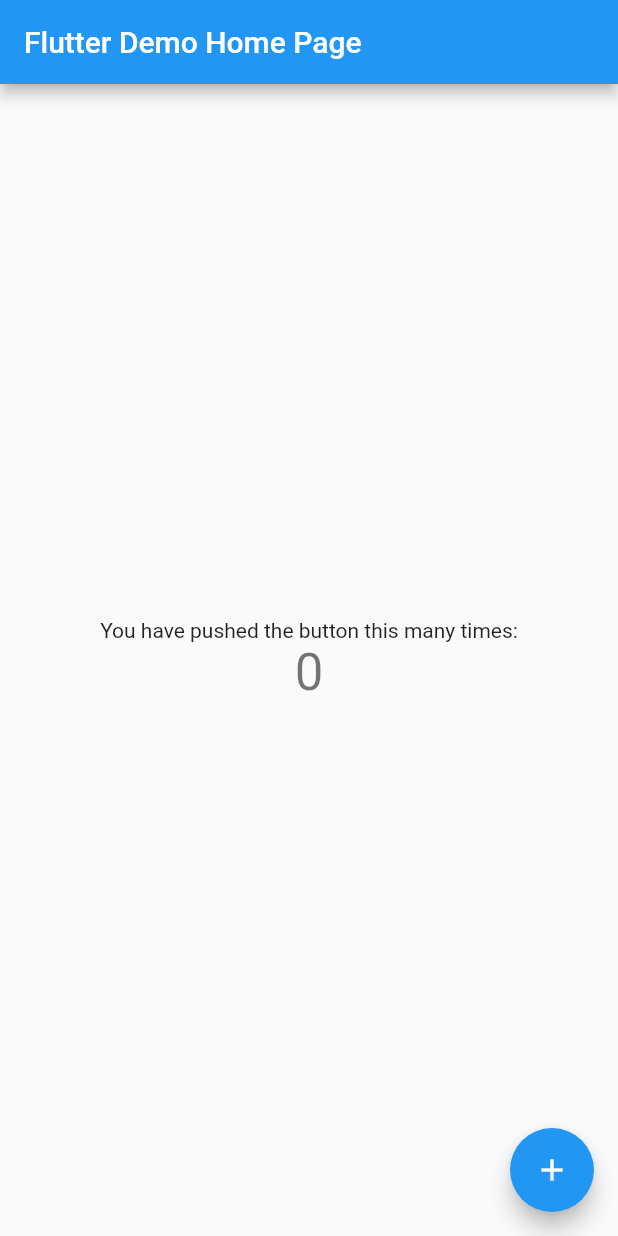
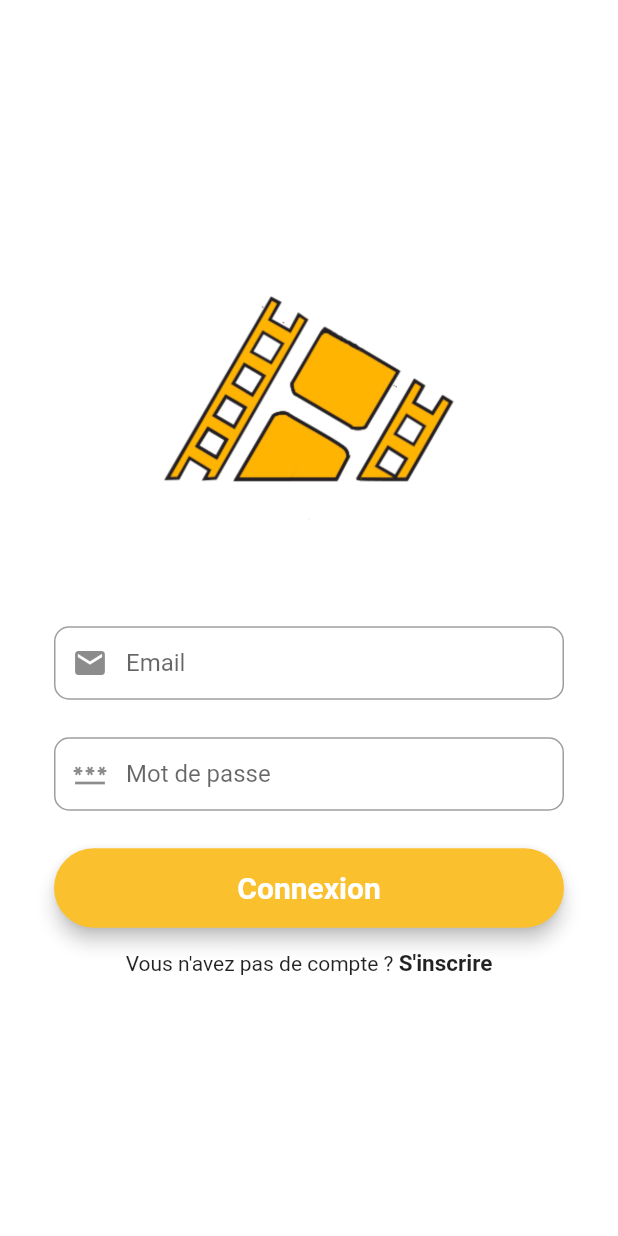
Before and after one commit to touggani/mobile-2021, a Flutter app: the screen it shows after launch, on a phone screen of 412 x 824 dp. Run offline on Flutter 3.47's test engine with Material 2 defaults, Android fonts, the phone set to English and light mode, and no system bars.

Commit message:
login page

```diff
--- a/mobileapp/lib/main.dart
+++ b/mobileapp/lib/main.dart
@@ -1,4 +1,5 @@
 import 'package:flutter/material.dart';
+import 'package:mobileapp/screens/login.dart';
 
 void main() {
   runApp(MyApp());
@@ -20,94 +21,9 @@ class MyApp extends StatelessWidget {
         // or simply save your changes to "hot reload" in a Flutter IDE).
         // Notice that the counter didn't reset back to zero; the application
         // is not restarted.
-        primarySwatch: Colors.blue,
+        primarySwatch: Colors.orange,
       ),
-      home: MyHomePage(title: 'Flutter Demo Home Page'),
+      home: Login(),
     );
   }
 }
-
-class MyHomePage extends StatefulWidget {
-  MyHomePage({Key? key, required this.title}) : super(key: key);
-
-  // This widget is the home page of your application. It is stateful, meaning
-  // that it has a State object (defined below) that contains fields that affect
-  // how it looks.
-
-  // This class is the configuration for the state. It holds the values (in this
-  // case the title) provided by the parent (in this case the App widget) and
-  // used by the build method of the State. Fields in a Widget subclass are
-  // always marked "final".
-
-  final String title;
-
-  @override
-  _MyHomePageState createState() => _MyHomePageState();
-}
-
-class _MyHomePageState extends State<MyHomePage> {
-  int _counter = 0;
-
-  void _incrementCounter() {
-    setState(() {
-      // This call to setState tells the Flutter framework that something has
-      // changed in this State, which causes it to rerun the build method below
-      // so that the display can reflect the updated values. If we changed
-      // _counter without calling setState(), then the build method would not be
-      // called again, and so nothing would appear to happen.
-      _counter++;
-    });
-  }
-
-  @override
-  Widget build(BuildContext context) {
-    // This method is rerun every time setState is called, for instance as done
-    // by the _incrementCounter method above.
-    //
-    // The Flutter framework has been optimized to make rerunning build methods
-    // fast, so that you can just rebuild anything that needs updating rather
-    // than having to individually change instances of widgets.
-    return Scaffold(
-      appBar: AppBar(
-        // Here we take the value from the MyHomePage object that was created by
-        // the App.build method, and use it to set our appbar title.
-        title: Text(widget.title),
-      ),
-      body: Center(
-        // Center is a layout widget. It takes a single child and positions it
-        // in the middle of the parent.
-        child: Column(
-          // Column is also a layout widget. It takes a list of children and
-          // arranges them vertically. By default, it sizes itself to fit its
-          // children horizontally, and tries to be as tall as its parent.
-          //
-          // Invoke "debug painting" (press "p" in the console, choose the
-          // "Toggle Debug Paint" action from the Flutter Inspector in Android
-          // Studio, or the "Toggle Debug Paint" command in Visual Studio Code)
-          // to see the wireframe for each widget.
-          //
-          // Column has various properties to control how it sizes itself and
-          // how it positions its children. Here we use mainAxisAlignment to
-          // center the children vertically; the main axis here is the vertical
-          // axis because Columns are vertical (the cross axis would be
-          // horizontal).
-          mainAxisAlignment: MainAxisAlignment.center,
-          children: <Widget>[
-            Text(
-              'You have pushed the button this many times:',
-            ),
-            Text(
-              '$_counter',
-              style: Theme.of(context).textTheme.headline4,
-            ),
-          ],
-        ),
-      ),
-      floatingActionButton: FloatingActionButton(
-        onPressed: _incrementCounter,
-        tooltip: 'Increment',
-        child: Icon(Icons.add),
-      ), // This trailing comma makes auto-formatting nicer for build methods.
-    );
-  }
-}
--- /dev/null
+++ b/mobileapp/lib/screens/login.dart
@@ -0,0 +1,118 @@
+import 'package:flutter/material.dart';
+import 'package:mobileapp/screens/registration.dart';
+
+class Login extends StatefulWidget {
+  const Login({ Key? key }) : super(key: key);
+
+  @override
+  _LoginState createState() => _LoginState();
+}
+
+class _LoginState extends State<Login> {
+
+  final _formKey = GlobalKey<FormState>();
+  final TextEditingController emailController = new TextEditingController();
+  final TextEditingController passwordController = new TextEditingController();
+
+
+  @override
+  Widget build(BuildContext context) {
+
+    final emailField = TextFormField(
+      autofocus: false,
+      controller: emailController,
+      keyboardType: TextInputType.emailAddress,
+      onSaved: (value){
+        emailController.text = value!;
+      },
+      textInputAction: TextInputAction.next,
+      decoration: InputDecoration(
+        prefixIcon: Icon(Icons.mail),
+        contentPadding: EdgeInsets.fromLTRB(20, 15, 20, 15),
+        hintText: "Email",
+        border: OutlineInputBorder(
+          borderRadius: BorderRadius.circular(10)
+        )
+      ),
+    );
+
+    final passwordField = TextFormField(
+      autofocus: false,
+      controller: passwordController,
+      obscureText: true,
+      onSaved: (value){
+        passwordController.text = value!;
+      },
+      textInputAction: TextInputAction.next,
+      decoration: InputDecoration(
+        prefixIcon: Icon(Icons.password),
+        contentPadding: EdgeInsets.fromLTRB(20, 15, 20, 15),
+        hintText: "Mot de passe",
+        border: OutlineInputBorder(
+          borderRadius: BorderRadius.circular(10)
+        )
+      ),
+    );
+
+    final loginButton = Material(
+      elevation: 5,
+      borderRadius: BorderRadius.circular(30),
+      color: Colors.yellow.shade700,
+      child: MaterialButton(
+        padding: EdgeInsets.fromLTRB(20, 15, 20, 15),
+        minWidth: MediaQuery.of(context).size.width,
+        onPressed: (){},
+        child: Text(
+          "Connexion",
+          textAlign: TextAlign.center,
+          style: TextStyle(
+            fontSize: 20, color: Colors.white, fontWeight: FontWeight.bold
+          ),
+        )),
+    );
+
+
+    return Scaffold(
+      backgroundColor: Colors.white,
+      body: Center(
+        child: SingleChildScrollView(
+          child: Container(
+            color: Colors.white,
+            child: Padding(
+              padding: const EdgeInsets.all(36.0),
+              child: Form(
+                key: _formKey,
+                child: Column(
+                  mainAxisAlignment: MainAxisAlignment.center,
+                  crossAxisAlignment: CrossAxisAlignment.center,
+                  children: <Widget>[
+                    SizedBox(
+                      height: 200,
+                      child: Image.asset("assets/logo-appmobile.png",fit: BoxFit.contain,),
+                    ),
+                    SizedBox(height: 45,),
+                    emailField,
+                    SizedBox(height: 25,),
+                    passwordField,
+                    SizedBox(height: 25,),
+                    loginButton,
+                    SizedBox(height: 15,),
+                    Row(
+                      mainAxisAlignment: MainAxisAlignment.center,
+                      children: <Widget>[
+                        Text("Vous n'avez pas de compte ? "),
+                        GestureDetector(onTap: (){
+                          Navigator.push(context, MaterialPageRoute(builder: (context) => Registration()));
+                        },
+                        child: Text("S'inscrire",style: TextStyle(fontWeight: FontWeight.w600,fontSize: 15),),)
+                      ],
+                    )
+                  ],)
+              )
+            ,)
+          ,)
+        ,)
+      ),
+    );
+  }
+}
--- a/mobileapp/pubspec.yaml
+++ b/mobileapp/pubspec.yaml
@@ -45,9 +45,8 @@ flutter:
   uses-material-design: true
 
   # To add assets to your application, add an assets section, like this:
-  # assets:
-  #   - images/a_dot_burr.jpeg
-  #   - images/a_dot_ham.jpeg
+  assets:
+    - assets/
 
   # An image asset can refer to one or more resolution-specific "variants", see
   # https://flutter.dev/assets-and-images/#resolution-aware.
```
Also changed, not shown: mobileapp/lib/screens/home.dart (added, +36 -0 lines), mobileapp/lib/screens/registration.dart (added, +175 -0 lines), mobileapp/assets/logo-appmobile.png (added).
